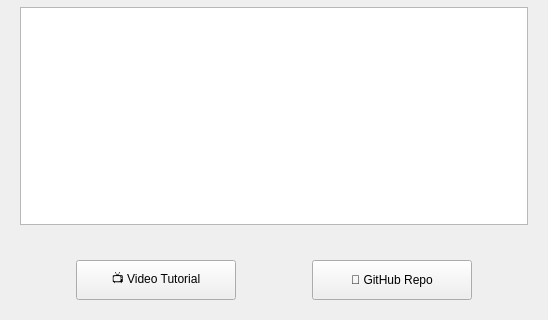
OpenSportsLab/VideoAnnotationTool, file annotation_tool/ui/welcome_widget/welcome_widget.ui: the form before one commit; both pictures show x 0 to 548 and y 255 to 575 of the 548 by 575 pixel window.
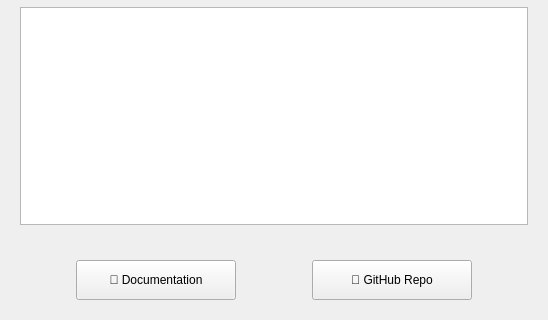
The form after the commit.

Commit message: feat: Add UnsavedChangesDialog for handling unsaved changes and update tutorial link in WelcomeController

The edit to the form file:
```diff
--- a/annotation_tool/ui/welcome_widget/welcome_widget.ui
+++ b/annotation_tool/ui/welcome_widget/welcome_widget.ui
@@ -234,7 +234,7 @@
         <cursorShape>PointingHandCursor</cursorShape>
        </property>
        <property name="text">
-        <string>📺 Video Tutorial</string>
+        <string>📖 Documentation</string>
        </property>
        <property name="class" stdset="0">
         <string>welcome_secondary_btn</string>
```
The commit also changes 3 other files.
